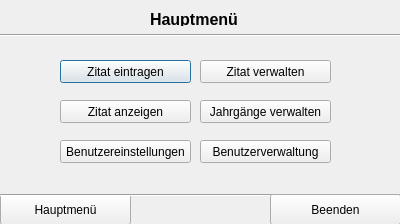
This is ZitatErfassung/hauptmenueadmin.ui in TrialAnd404/MyRepo as Qt 5 draws it before an edit. The edited form follows.
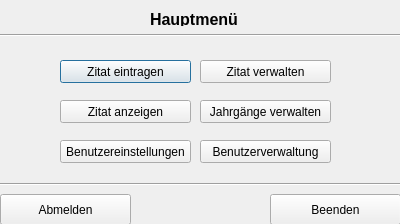
This is the edited form.

Diff of the .ui file:
```diff
--- a/ZitatErfassung/hauptmenueadmin.ui
+++ b/ZitatErfassung/hauptmenueadmin.ui
@@ -62,16 +62,16 @@
     </rect>
    </property>
    <property name="text">
-    <string>Hauptmenü</string>
+    <string>Abmelden</string>
    </property>
   </widget>
   <widget class="Line" name="line">
    <property name="geometry">
     <rect>
      <x>0</x>
-     <y>180</y>
+     <y>176</y>
      <width>411</width>
-     <height>31</height>
+     <height>16</height>
     </rect>
    </property>
    <property name="orientation">
```
Left out of the diff: 2 changed lines with no effect on the pictures.
